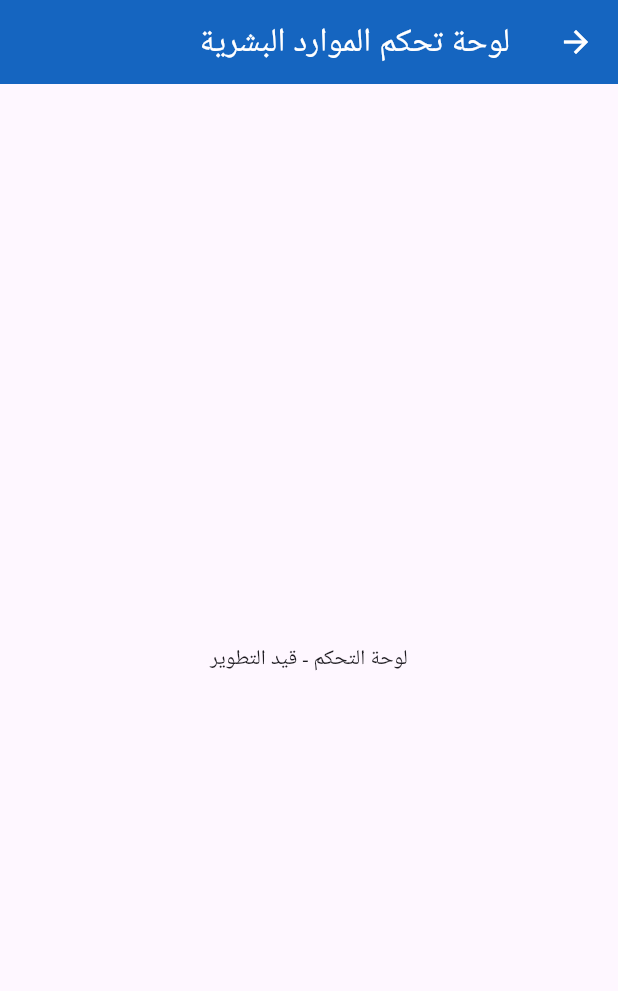
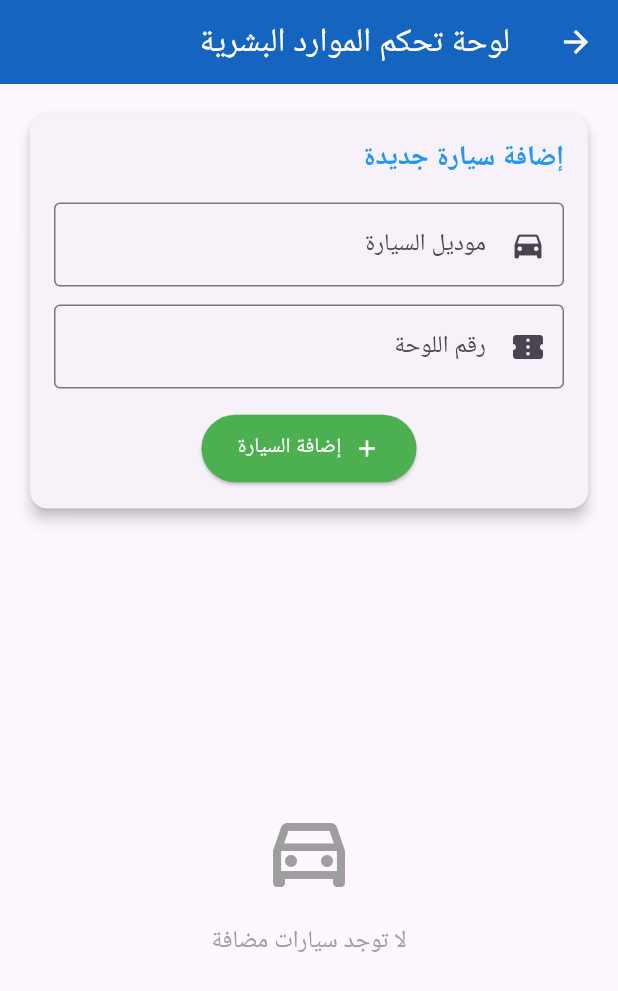
Before and after one commit to ahmedsima5-bot/DriversApp, a Flutter app: the HRDashboard screen opened directly with empty values, on a phone screen of 412 x 824 dp. Shown: the top 991 px of the screen. Run offline on Flutter 3.47's test engine with Material 3 defaults, Android fonts, the phone set to English and light mode, and no system bars; our stand-ins replace cloud_firestore, connectivity_plus, firebase_auth, firebase_core, google_maps_flutter, image_picker and 2 more; missing offline and left inert: drivers; accounts and stored records are empty; Roboto replaces fonts that are missing (Tajawal).

Commit message:
After adding control panel HR page

```diff
--- /dev/null
+++ b/lib/Screens/hr/hr_control_panel.dart
@@ -0,0 +1,218 @@
+// hr_dashboard.dart
+import 'package:flutter/material.dart';
+
+class HRDashboard extends StatefulWidget {
+  final String companyId;
+  const HRDashboard({required this.companyId, super.key});
+
+  @override
+  State<HRDashboard> createState() => _HRDashboardState();
+}
+
+class _HRDashboardState extends State<HRDashboard> {
+  final List<Vehicle> _vehicles = [];
+  final _formKey = GlobalKey<FormState>();
+  final _modelController = TextEditingController();
+  final _plateController = TextEditingController();
+
+  @override
+  Widget build(BuildContext context) {
+    return Scaffold(
+      appBar: AppBar(
+        title: const Text('لوحة تحكم الموارد البشرية'),
+        backgroundColor: Colors.blue[800],
+        foregroundColor: Colors.white,
+      ),
+      body: Padding(
+        padding: const EdgeInsets.all(16.0),
+        child: Column(
+          crossAxisAlignment: CrossAxisAlignment.start,
+          children: [
+            // نموذج إضافة سيارة
+            Card(
+              elevation: 4,
+              child: Padding(
+                padding: const EdgeInsets.all(16.0),
+                child: Form(
+                  key: _formKey,
+                  child: Column(
+                    crossAxisAlignment: CrossAxisAlignment.start,
+                    children: [
+                      const Text(
+                        'إضافة سيارة جديدة',
+                        style: TextStyle(
+                          fontSize: 18,
+                          fontWeight: FontWeight.bold,
+                          color: Colors.blue,
+                        ),
+                      ),
+                      const SizedBox(height: 16),
+                      TextFormField(
+                        controller: _modelController,
+                        decoration: const InputDecoration(
+                          labelText: 'موديل السيارة',
+                          border: OutlineInputBorder(),
+                          prefixIcon: Icon(Icons.directions_car),
+                        ),
+                        validator: (value) {
+                          if (value == null || value.isEmpty) {
+                            return 'يرجى إدخال موديل السيارة';
+                          }
+                          return null;
+                        },
+                      ),
+                      const SizedBox(height: 12),
+                      TextFormField(
+                        controller: _plateController,
+                        decoration: const InputDecoration(
+                          labelText: 'رقم اللوحة',
+                          border: OutlineInputBorder(),
+                          prefixIcon: Icon(Icons.confirmation_number),
+                        ),
+                        validator: (value) {
+                          if (value == null || value.isEmpty) {
+                            return 'يرجى إدخال رقم اللوحة';
+                          }
+                          return null;
+                        },
+                      ),
+                      const SizedBox(height: 16),
+                      Center(
+                        child: ElevatedButton.icon(
+                          onPressed: _addVehicle,
+                          icon: const Icon(Icons.add),
+                          label: const Text('إضافة السيارة'),
+                          style: ElevatedButton.styleFrom(
+                            backgroundColor: Colors.green,
+                            foregroundColor: Colors.white,
+                            padding: const EdgeInsets.symmetric(
+                                horizontal: 24, vertical: 12),
+                          ),
+                        ),
+                      ),
+                    ],
+                  ),
+                ),
+              ),
+            ),
+
+            const SizedBox(height: 24),
+
+            // قائمة السيارات
+            Expanded(
+              child: _vehicles.isEmpty
+                  ? const Center(
+                child: Column(
+                  mainAxisAlignment: MainAxisAlignment.center,
+                  children: [
+                    Icon(
+                      Icons.directions_car_outlined,
+                      size: 64,
+                      color: Colors.grey,
+                    ),
+                    SizedBox(height: 16),
+                    Text(
+                      'لا توجد سيارات مضافة',
+                      style: TextStyle(
+                        fontSize: 16,
+                        color: Colors.grey,
+                      ),
+                    ),
+                  ],
+                ),
+              )
+                  : Column(
+                crossAxisAlignment: CrossAxisAlignment.start,
+                children: [
+                  const Text(
+                    'أسطول السيارات',
+                    style: TextStyle(
+                      fontSize: 18,
+                      fontWeight: FontWeight.bold,
+                    ),
+                  ),
+                  const SizedBox(height: 12),
+                  Expanded(
+                    child: ListView.builder(
+                      itemCount: _vehicles.length,
+                      itemBuilder: (context, index) {
+                        final vehicle = _vehicles[index];
+                        return Card(
+                          margin: const EdgeInsets.only(bottom: 8),
+                          child: ListTile(
+                            leading: const Icon(Icons.directions_car,
+                                color: Colors.blue),
+                            title: Text(
+                              vehicle.model,
+                              style: const TextStyle(
+                                  fontWeight: FontWeight.bold),
+                            ),
+                            subtitle: Text(
+                                'رقم اللوحة: ${vehicle.plateNumber}'),
+                            trailing: IconButton(
+                              icon: const Icon(Icons.delete,
+                                  color: Colors.red),
+                              onPressed: () => _deleteVehicle(index),
+                            ),
+                          ),
+                        );
+                      },
+                    ),
+                  ),
+                ],
+              ),
+            ),
+          ],
+        ),
+      ),
+    );
+  }
+
+  void _addVehicle() {
+    if (_formKey.currentState!.validate()) {
+      setState(() {
+        _vehicles.add(Vehicle(
+          model: _modelController.text,
+          plateNumber: _plateController.text,
+        ));
+        _modelController.clear();
+        _plateController.clear();
+      });
+
+      // إشعار بنج الإضافة
+      ScaffoldMessenger.of(context).showSnackBar(
+        const SnackBar(
+          content: Text('تمت إضافة السيارة بنجاح'),
+          backgroundColor: Colors.green,
+        ),
+      );
+    }
+  }
+
+  void _deleteVehicle(int index) {
+    setState(() {
+      _vehicles.removeAt(index);
+    });
+
+    ScaffoldMessenger.of(context).showSnackBar(
+      const SnackBar(
+        content: Text('تم حذف السيارة'),
+        backgroundColor: Colors.red,
+      ),
+    );
+  }
+
+  @override
+  void dispose() {
+    _modelController.dispose();
+    _plateController.dispose();
+    super.dispose();
+  }
+}
+
+class Vehicle {
+  final String model;
+  final String plateNumber;
+
+  Vehicle({required this.model, required this.plateNumber});
+}
--- a/lib/Screens/hr/hr_dashboard.dart
+++ /dev/null
@@ -1,26 +0,0 @@
-// hr_dashboard.dart
-import 'package:flutter/material.dart';
-
-class HRDashboard extends StatefulWidget {
-  final String companyId;
-  const HRDashboard({required this.companyId, super.key});
-
-  @override
-  State<HRDashboard> createState() => _HRDashboardState();
-}
-
-class _HRDashboardState extends State<HRDashboard> {
-  @override
-  Widget build(BuildContext context) {
-    return Scaffold(
-      appBar: AppBar(
-        title: const Text('لوحة تحكم الموارد البشرية'),
-        backgroundColor: Colors.blue[800],
-        foregroundColor: Colors.white,
-      ),
-      body: const Center(
-        child: Text('لوحة التحكم - قيد التطوير'),
-      ),
-    );
-  }
-}
--- a/lib/Screens/hr/hr_main_screen.dart
+++ b/lib/Screens/hr/hr_main_screen.dart
@@ -4,7 +4,7 @@ import 'package:firebase_auth/firebase_auth.dart';
 import 'hr_requests_screen.dart';
 import 'hr_drivers_management.dart';
 import 'hr_reports_screen.dart';
-import 'hr_dashboard.dart';
+import 'hr_control_panel.dart';
 // 💡 استيراد شاشة طلب جديد (يجب التأكد من المسار الصحيح لديك)
 import '../requester/new_request_screen.dart';
 
```
